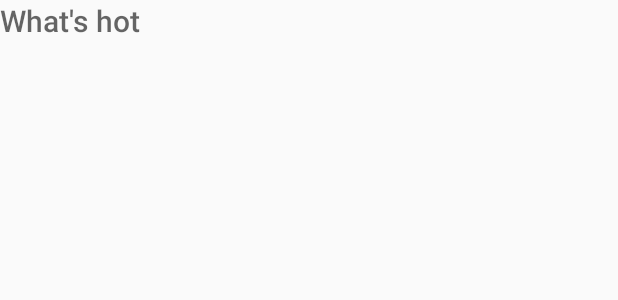
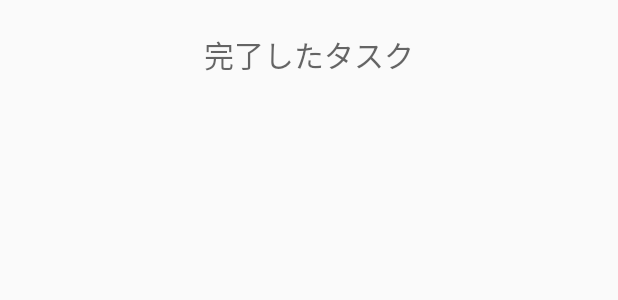
Before and after one commit to yHori12/Minimum-Todo, an Android app: the layout list_item_header.xml on its own in the app's theme, with its tools: preview values and no code run, on a phone screen of 412 x 824 dp. Shown: the top 300 px of the screen. Run offline under Robolectric (Android 15) with nearby library versions, the phone set to English and light mode, and no system bars.

Commit message:
MainFragmentで完了済みのタスクを表示するuiを作成

```diff
--- a/app/src/main/java/com/y_hori/minimum_todo/data/service/TaskApiInterface.kt
+++ b/app/src/main/java/com/y_hori/minimum_todo/data/service/TaskApiInterface.kt
@@ -6,5 +6,5 @@ import retrofit2.http.GET
 
 interface TaskApiInterface {
     @GET()
-    suspend fun fetchTasks():Response<MutableList<Task>>
+    suspend fun fetchTasks(uid: String):Response<MutableList<Task>>
 }
--- a/app/src/main/java/com/y_hori/minimum_todo/ui/main/MainViewModelFactory.kt
+++ b/app/src/main/java/com/y_hori/minimum_todo/ui/main/MainViewModelFactory.kt
@@ -5,7 +5,7 @@ import androidx.lifecycle.ViewModelProvider
 import com.y_hori.minimum_todo.data.TaskRepository
 
 @Suppress("UNCHECKED_CAST")
-class PlantListViewModelFactory(
+class MainViewModelFactory(
     private val repository: TaskRepository
 ) : ViewModelProvider.NewInstanceFactory() {
 
--- a/app/src/main/res/layout/list_item_header.xml
+++ b/app/src/main/res/layout/list_item_header.xml
@@ -1,33 +1,34 @@
 <?xml version="1.0" encoding="utf-8"?>
-<layout>
-    <LinearLayout xmlns:android="http://schemas.android.com/apk/res/android"
+<layout xmlns:android="http://schemas.android.com/apk/res/android"
     xmlns:app="http://schemas.android.com/apk/res-auto"
-        xmlns:tools="http://schemas.android.com/tools"
+    xmlns:tools="http://schemas.android.com/tools">
+
+    <androidx.constraintlayout.widget.ConstraintLayout
         android:layout_width="match_parent"
         android:layout_height="wrap_content"
+        android:layout_margin="16dp"
         android:orientation="horizontal">
-
-        <LinearLayout
-            android:layout_width="0dp"
-            android:layout_height="wrap_content"
-            android:layout_weight="1"
-            android:gravity="bottom"
-            android:orientation="vertical">
 
         <TextView
             android:id="@+id/title"
             android:layout_width="wrap_content"
             android:layout_height="wrap_content"
+            android:layout_gravity="center"
             android:textAppearance="@style/TextAppearance.AppCompat.Title"
             android:textColor="?android:attr/textColorSecondary"
-                tools:text="What's hot" />
-
-        </LinearLayout>
+            app:layout_constraintBottom_toBottomOf="parent"
+            app:layout_constraintEnd_toEndOf="parent"
+            app:layout_constraintStart_toStartOf="parent"
+            app:layout_constraintTop_toTopOf="parent"
+            tools:text="完了したタスク" />
 
         <androidx.appcompat.widget.AppCompatImageView
             android:id="@+id/icon"
-            android:layout_width="wrap_content"
-            android:layout_height="wrap_content"
-            android:layout_gravity="center_vertical" />
-    </LinearLayout>
+            android:layout_width="40dp"
+            android:layout_height="40dp"
+            android:layout_gravity="end"
+            app:layout_constraintBottom_toBottomOf="parent"
+            app:layout_constraintEnd_toEndOf="parent"
+            app:layout_constraintTop_toTopOf="parent" />
+    </androidx.constraintlayout.widget.ConstraintLayout>
 </layout>
```
Also changed, not shown: app/build.gradle (+10 -0 lines), app/src/main/java/com/y_hori/minimum_todo/data/TaskRepository.kt (+12 -6 lines), app/src/main/java/com/y_hori/minimum_todo/ui/adapter/ExpandableHeaderItem.kt (deleted, +0 -32 lines), app/src/main/java/com/y_hori/minimum_todo/ui/adapter/TaskAdapter.kt (deleted, +0 -39 lines), app/src/main/java/com/y_hori/minimum_todo/ui/listitem/CompletedTaskItem.kt (added, +27 -0 lines), app/src/main/java/com/y_hori/minimum_todo/ui/listitem/ExpandableHeaderItem.kt (added, +47 -0 lines), app/src/main/java/com/y_hori/minimum_todo/ui/listitem/NewTaskItem.kt (added, +15 -0 lines), app/src/main/java/com/y_hori/minimum_todo/ui/main/MainActivity.kt (+15 -1 lines), app/src/main/java/com/y_hori/minimum_todo/ui/main/MainFragment.kt (+31 -10 lines), app/src/main/java/com/y_hori/minimum_todo/ui/main/MainViewModel.kt (+6 -6 lines), app/src/main/java/com/y_hori/minimum_todo/utils/BindingAdapter.kt (added, +9 -0 lines), app/src/main/java/com/y_hori/minimum_todo/utils/InjectorUtils.kt (+14 -3 lines), app/src/main/res/layout/activity_main.xml (+10 -1 lines), app/src/main/res/layout/fragment_main.xml (+15 -8 lines), 2 more files. Lines whose indentation alone changed are shown as unchanged.
